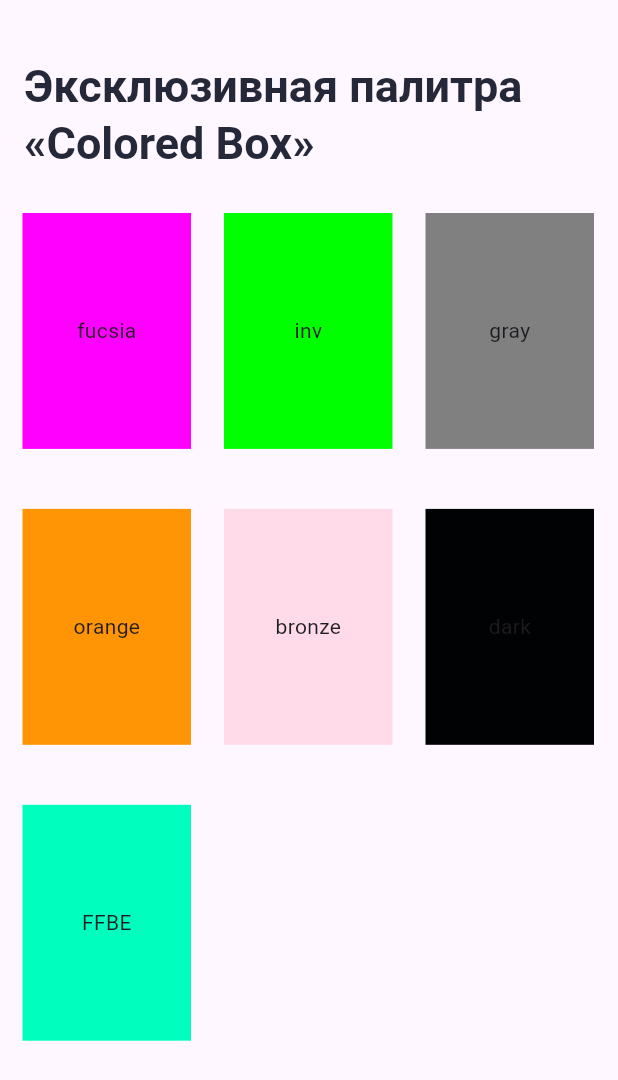
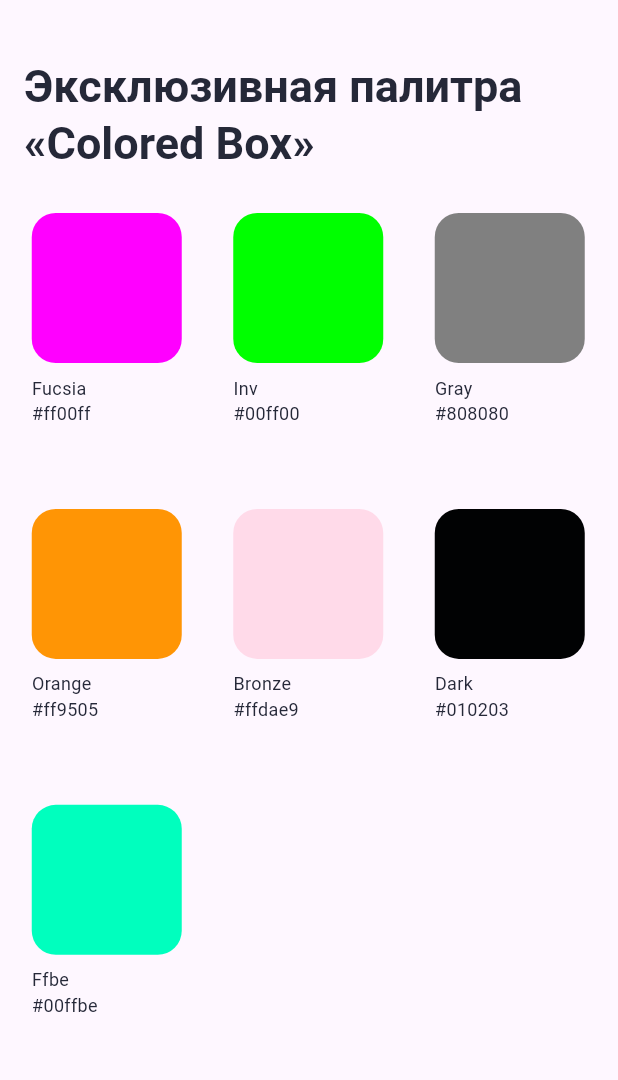
Before and after one commit to Rustemik/color_palette_flutter_app, a Flutter app: the screen it shows after launch, on a phone screen of 412 x 824 dp. Shown: the top 1080 px of the screen. Run offline on Flutter 3.47's test engine with Material 3 defaults, Android fonts, the phone set to English and light mode, and no system bars; our stand-ins replace google_fonts; Roboto replaces fonts that are missing (Ubuntu).

Commit message:
+ 3. Палетка цветов. Верстка карточек, переход на экран деталей

```diff
--- /dev/null
+++ b/lib/Components/color_card.dart
@@ -0,0 +1,65 @@
+import 'package:flutter/material.dart';
+import 'package:google_fonts/google_fonts.dart';
+import 'package:surf_flutter_courses_template/Models/color_dto.dart';
+import 'package:surf_flutter_courses_template/Screens/color_details_screen.dart';
+import 'package:surf_flutter_courses_template/Utils/hex_color.dart';
+
+class ColorCard extends StatelessWidget {
+  ColorDto _colorDto;
+
+  ColorCard({super.key, required ColorDto colorDto}) : _colorDto = colorDto;
+
+  @override
+  Widget build(BuildContext context) {
+    return Container(
+      height: 140,
+      width: 100,
+      child: Center(
+        child: Column(
+          crossAxisAlignment: CrossAxisAlignment.start,
+          children: [
+            Material(
+              borderRadius: BorderRadius.circular(16),
+              clipBehavior: Clip.antiAlias,
+              color: HexColor.fromHex(_colorDto.hex),
+              child: InkWell(
+                onTap: () {
+                  Navigator.push<ColorDetailsScreen>(
+                    context,
+                    MaterialPageRoute(
+                        builder: (context) => ColorDetailsScreen(
+                              colorDto: _colorDto,
+                            )),
+                  );
+                },
+                child: SizedBox(
+                  height: 100,
+                  width: 100,
+                ),
+              ),
+            ),
+            SizedBox(
+              height: 8,
+            ),
+            Text(
+              _colorDto.name,
+              style: GoogleFonts.ubuntu(
+                fontWeight: FontWeight.w400,
+                fontSize: 12,
+                color: const Color(0xFF252838),
+              ),
+            ),
+            Text(
+              '#${_colorDto.hex}',
+              style: GoogleFonts.ubuntu(
+                fontWeight: FontWeight.w400,
+                fontSize: 12,
+                color: const Color(0xFF252838),
+              ),
+            ),
+          ],
+        ),
+      ),
+    );
+  }
+}
--- a/lib/DataAcсess/mock_color_repository.dart
+++ b/lib/DataAcсess/mock_color_repository.dart
@@ -3,13 +3,13 @@ import 'package:surf_flutter_courses_template/Models/color_dto.dart';
 
 class MockColorRepository implements IColorRepository {
   final List<ColorDto> _colors = [
-    ColorDto("fucsia", "ff00ff"),
-    ColorDto("inv", "00ff00"),
-    ColorDto("gray", "808080"),
-    ColorDto("orange", "ff9505"),
-    ColorDto("bronze", "ffdae9"),
-    ColorDto("dark", "010203"),
-    ColorDto("FFBE", "00ffbe"),
+    ColorDto("Fucsia", "ff00ff"),
+    ColorDto("Inv", "00ff00"),
+    ColorDto("Gray", "808080"),
+    ColorDto("Orange", "ff9505"),
+    ColorDto("Bronze", "ffdae9"),
+    ColorDto("Dark", "010203"),
+    ColorDto("Ffbe", "00ffbe"),
   ];
 
   @override
--- a/lib/main.dart
+++ b/lib/main.dart
@@ -1,6 +1,6 @@
 import 'package:flutter/material.dart';
 import 'package:surf_flutter_courses_template/DataAc%D1%81ess/mock_color_repository.dart';
-import 'package:surf_flutter_courses_template/screens/palette_screen.dart';
+import 'package:surf_flutter_courses_template/Screens/palette_screen.dart';
 
 void main() {
   runApp(const MainApp());
--- a/lib/screens/palette_screen.dart
+++ b/lib/screens/palette_screen.dart
@@ -1,5 +1,6 @@
 import 'package:flutter/material.dart';
 import 'package:google_fonts/google_fonts.dart';
+import 'package:surf_flutter_courses_template/Components/color_card.dart';
 import 'package:surf_flutter_courses_template/DataAc%D1%81ess/i_color_repository.dart';
 import 'package:surf_flutter_courses_template/Models/color_dto.dart';
 import 'package:surf_flutter_courses_template/Utils/hex_color.dart';
@@ -69,18 +70,7 @@ class ColorsGrid extends StatelessWidget {
       crossAxisSpacing: 22,
       mainAxisSpacing: 40,
       childAspectRatio: 100 / 140,
-      children: [
-        ..._colors.map(
-          (e) => Container(
-            height: 140,
-            width: 100,
-            color: HexColor.fromHex('#${e.hex}'),
-            child: Center(
-              child: Text(e.name),
-            ),
-          ),
-        ),
-      ],
+      children: [..._colors.map((e) => ColorCard(colorDto: e))],
     );
   }
 }
```
Also changed, not shown: lib/screens/color_details_screen.dart (added, +38 -0 lines).
